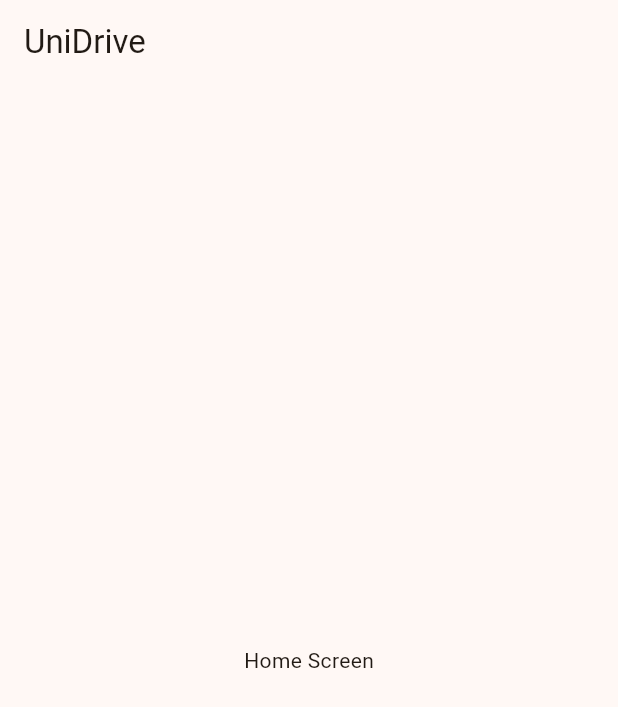
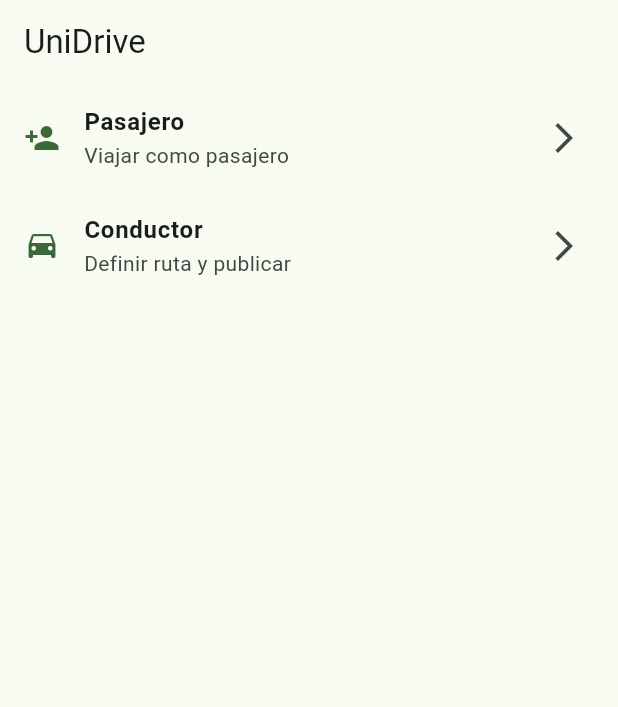
Before and after one commit to DarioSuarezL/uni_drive, a Flutter app: the screen it shows after launch, on a phone screen of 412 x 824 dp. Shown: the top 707 px of the screen. Run offline on Flutter 3.47's test engine with Material 2 defaults, Android fonts, the phone set to English and light mode, and no system bars.

Commit message:
tercer commit - linking

```diff
--- a/lib/config/menu/menu_items.dart
+++ b/lib/config/menu/menu_items.dart
@@ -18,15 +18,15 @@ class MenuItem {
 
 const appMenuItems = <MenuItem>[
   MenuItem(
-    title: 'Viajar',
-    subtitle: 'Viajar como acompañante',
-    link: '/drive',
+    title: 'Pasajero',
+    subtitle: 'Viajar como pasajero',
+    link: '/passenger',
     icon: Icons.person_add,
   ),
   MenuItem(
-    title: 'Transportar',
+    title: 'Conductor',
     subtitle: 'Definir ruta y publicar',
-    link: '/transport',
+    link: '/driver',
     icon: Icons.drive_eta
   ),
 ];
--- a/lib/config/presentation/screens/home/home_screen.dart
+++ b/lib/config/presentation/screens/home/home_screen.dart
@@ -1,4 +1,6 @@
 import 'package:flutter/material.dart';
+import 'package:uni_drive/config/menu/menu_items.dart';
+import 'package:uni_drive/config/presentation/screens/passenger/passenger_screen.dart';
 
 class HomeScreen extends StatelessWidget {
   const HomeScreen({super.key});
@@ -9,7 +11,53 @@ class HomeScreen extends StatelessWidget {
       appBar: AppBar(
         title: const Text('UniDrive'),
       ),
-      body: Center(child: Text('Home Screen')),
+      body: const _HomeView(),
     );
   }
 }
+
+class _HomeView extends StatelessWidget {
+  const _HomeView();
+
+  @override
+  Widget build(BuildContext context) {
+
+    return ListView.builder(
+      itemCount: appMenuItems.length,
+      itemBuilder: (context, index){
+        final menuItem = appMenuItems[index];
+
+        return _CustomListTile(menuItem: menuItem);
+      },
+    );
+  }
+}
+
+class _CustomListTile extends StatelessWidget {
+  const _CustomListTile({
+    required this.menuItem,
+  });
+
+  final MenuItem menuItem;
+
+  @override
+  Widget build(BuildContext context) {
+
+    final colors = Theme.of(context).colorScheme;
+
+    return ListTile(
+      leading: Icon(menuItem.icon, color: colors.primary),
+      trailing: Icon(Icons.arrow_forward_ios),
+      title: Text(menuItem.title, style: const TextStyle(fontWeight: FontWeight.bold)),
+      subtitle: Text(menuItem.subtitle),
+      onTap: (){
+        // Navigator.of(context).push(
+        //   MaterialPageRoute(
+        //     builder: (context) => const PassengerScreen()
+        //   )
+        // );
+        Navigator.pushNamed(context, menuItem.link);
+      }
+    );
+  }
+}
--- a/lib/config/theme/app_theme.dart
+++ b/lib/config/theme/app_theme.dart
@@ -9,6 +9,7 @@ const colorList = <Color>[
   Colors.deepPurple,
   Colors.indigo,
   Colors.orange,
+  Colors.yellow,
 ];
 
 class AppTheme{
--- a/lib/main.dart
+++ b/lib/main.dart
@@ -1,5 +1,7 @@
 import 'package:flutter/material.dart';
+import 'package:uni_drive/config/presentation/screens/driver/driver_screen.dart';
 import 'package:uni_drive/config/presentation/screens/home/home_screen.dart';
+import 'package:uni_drive/config/presentation/screens/passenger/passenger_screen.dart';
 import 'package:uni_drive/config/theme/app_theme.dart';
 
 void main() {
@@ -13,12 +15,12 @@ class MainApp extends StatelessWidget {
   Widget build(BuildContext context) {
     return MaterialApp(
       debugShowCheckedModeBanner: false,
-      theme: AppTheme(selectedColor: 7).getTheme(),
+      theme: AppTheme(selectedColor: 2).getTheme(),
        home: const HomeScreen(), //Scaffold(
-      //   body: Center(
-      //     child: FilledButton(child: Text('Hello World!'), onPressed: () {},),
-      //   ),
-      // ),
+        routes: {
+          '/passenger':(context) => const PassengerScreen(),
+          '/driver':(context) => const DriverScreen(),
+        }
     );
   }
 }
```
Also changed, not shown: lib/config/presentation/screens/driver/driver_screen.dart (added, +17 -0 lines), lib/config/presentation/screens/passenger/passenger_screen.dart (added, +17 -0 lines).
